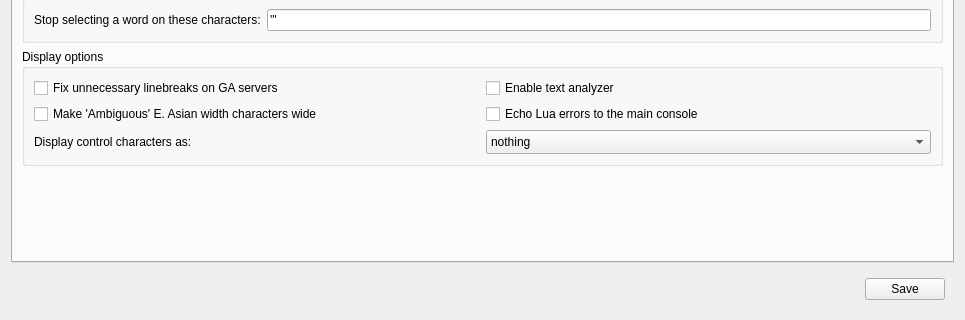
Old version of the form src/ui/profile_preferences.ui in the repository ThalynLabs/Mudlet; both pictures show x 0 to 965 and y 374 to 694 of the 965 by 694 pixel window.
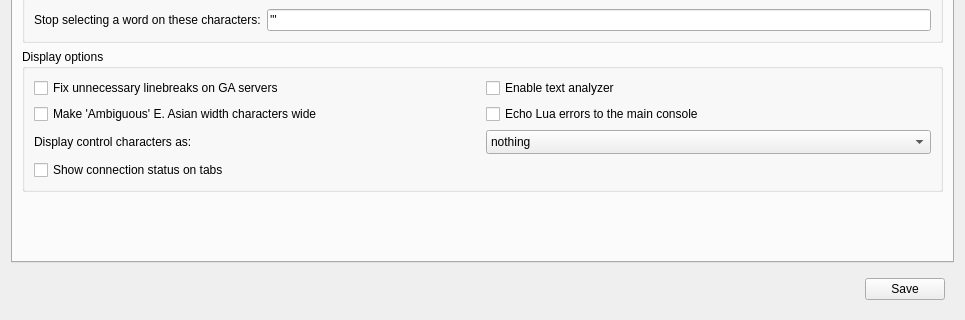
New version of the form. The open tabs and pages were chosen to show the change. Icons and pictures are not drawn. Custom widgets are drawn as their Qt base class.

Commit message: Improve: don't show connection status in tabs by default and add an API option (#7997)

```diff
--- a/src/ui/profile_preferences.ui
+++ b/src/ui/profile_preferences.ui
@@ -1325,6 +1325,16 @@
             </item>
            </widget>
           </item>
+          <item row="3" column="0">
+           <widget class="QCheckBox" name="checkBox_showTabConnectionIndicators">
+            <property name="toolTip">
+             <string>Display whenever a tab is connected or a disconnected</string>
+            </property>
+            <property name="text">
+             <string>Show connection status on tabs</string>
+            </property>
+           </widget>
+          </item>
          </layout>
         </widget>
        </item>
```
Left out of the diff: 200 changed lines with no effect on the pictures. The commit also changes 5 other files.
